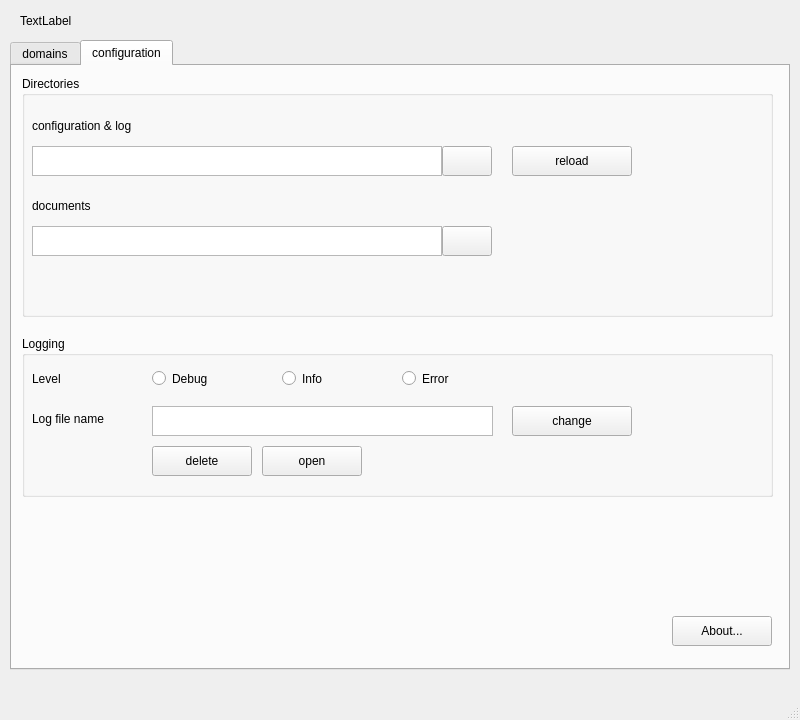
Before: the Qt Designer form ihesync/ui/ihesync_app.ui in flrt/ihe-tf-sync, drawn with Qt 5.
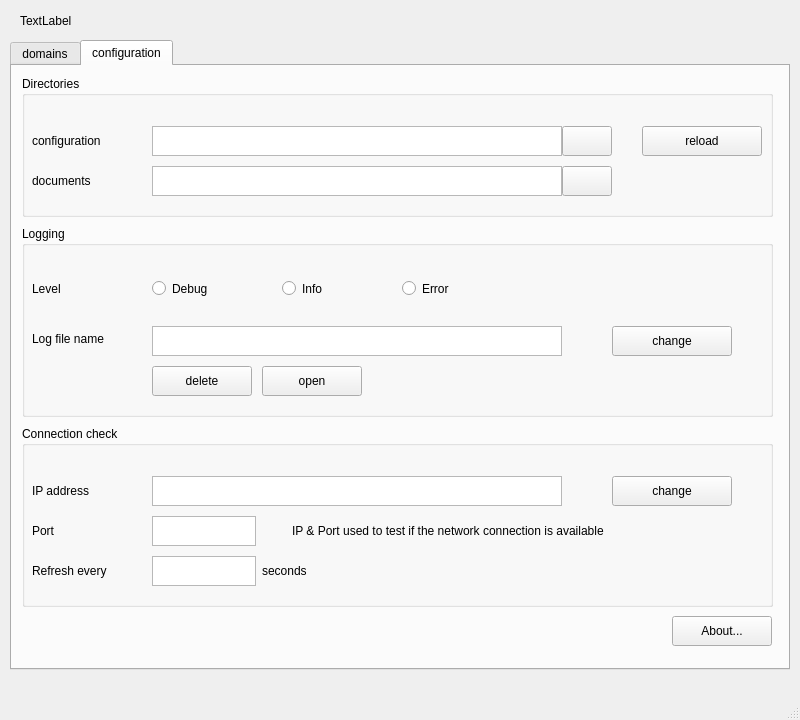
After: the same form once the commit is applied. The open tabs and pages were chosen to show the change. Icons and pictures are not drawn.

Commit message: add ping parameters to ui

```diff
--- a/ihesync/ui/ihesync_app.ui
+++ b/ihesync/ui/ihesync_app.ui
@@ -235,9 +235,9 @@
       <property name="geometry">
        <rect>
         <x>10</x>
-        <y>270</y>
+        <y>160</y>
         <width>751</width>
-        <height>161</height>
+        <height>191</height>
        </rect>
       </property>
       <property name="title">
@@ -250,7 +250,7 @@
        <property name="geometry">
         <rect>
          <x>130</x>
-         <y>30</y>
+         <y>50</y>
          <width>112</width>
          <height>25</height>
         </rect>
@@ -263,7 +263,7 @@
        <property name="geometry">
         <rect>
          <x>260</x>
-         <y>30</y>
+         <y>50</y>
          <width>112</width>
          <height>25</height>
         </rect>
@@ -276,7 +276,7 @@
        <property name="geometry">
         <rect>
          <x>380</x>
-         <y>30</y>
+         <y>50</y>
          <width>112</width>
          <height>25</height>
         </rect>
@@ -289,8 +289,8 @@
        <property name="geometry">
         <rect>
          <x>130</x>
-         <y>70</y>
-         <width>341</width>
+         <y>100</y>
+         <width>410</width>
          <height>30</height>
         </rect>
        </property>
@@ -299,7 +299,7 @@
        <property name="geometry">
         <rect>
          <x>240</x>
-         <y>110</y>
+         <y>140</y>
          <width>100</width>
          <height>30</height>
         </rect>
@@ -316,7 +316,7 @@
        <property name="geometry">
         <rect>
          <x>130</x>
-         <y>110</y>
+         <y>140</y>
          <width>100</width>
          <height>30</height>
         </rect>
@@ -333,7 +333,7 @@
        <property name="geometry">
         <rect>
          <x>10</x>
-         <y>30</y>
+         <y>50</y>
          <width>67</width>
          <height>25</height>
         </rect>
@@ -345,8 +345,8 @@
       <widget class="QPushButton" name="changeLogPushButton">
        <property name="geometry">
         <rect>
-         <x>490</x>
-         <y>70</y>
+         <x>590</x>
+         <y>100</y>
          <width>120</width>
          <height>30</height>
         </rect>
@@ -363,7 +363,7 @@
        <property name="geometry">
         <rect>
          <x>10</x>
-         <y>70</y>
+         <y>100</y>
          <width>111</width>
          <height>25</height>
         </rect>
@@ -379,7 +379,7 @@
         <x>10</x>
         <y>10</y>
         <width>751</width>
-        <height>241</height>
+        <height>141</height>
        </rect>
       </property>
       <property name="title">
@@ -389,20 +389,20 @@
        <property name="geometry">
         <rect>
          <x>10</x>
-         <y>40</y>
-         <width>151</width>
+         <y>55</y>
+         <width>111</width>
          <height>20</height>
         </rect>
        </property>
        <property name="text">
-        <string>configuration &amp; log</string>
+        <string>configuration</string>
        </property>
       </widget>
       <widget class="QTextEdit" name="textConfDir">
        <property name="geometry">
         <rect>
-         <x>10</x>
-         <y>70</y>
+         <x>130</x>
+         <y>50</y>
          <width>410</width>
          <height>30</height>
         </rect>
@@ -411,8 +411,8 @@
       <widget class="QPushButton" name="reloadConfButton">
        <property name="geometry">
         <rect>
-         <x>490</x>
-         <y>70</y>
+         <x>620</x>
+         <y>50</y>
          <width>120</width>
          <height>30</height>
         </rect>
@@ -429,8 +429,8 @@
        <property name="geometry">
         <rect>
          <x>10</x>
-         <y>120</y>
-         <width>410</width>
+         <y>95</y>
+         <width>111</width>
          <height>20</height>
         </rect>
        </property>
@@ -441,8 +441,8 @@
       <widget class="QTextEdit" name="textDocDir">
        <property name="geometry">
         <rect>
-         <x>10</x>
-         <y>150</y>
+         <x>130</x>
+         <y>90</y>
          <width>410</width>
          <height>30</height>
         </rect>
@@ -451,8 +451,8 @@
       <widget class="QPushButton" name="confSelectButton">
        <property name="geometry">
         <rect>
-         <x>420</x>
-         <y>70</y>
+         <x>540</x>
+         <y>50</y>
          <width>50</width>
          <height>30</height>
         </rect>
@@ -468,8 +468,8 @@
       <widget class="QPushButton" name="docSelectButton">
        <property name="geometry">
         <rect>
-         <x>420</x>
-         <y>150</y>
+         <x>540</x>
+         <y>90</y>
          <width>50</width>
          <height>30</height>
         </rect>
@@ -500,6 +500,131 @@
         <normaloff>:/img/info.svg</normaloff>:/img/info.svg</iconset>
       </property>
      </widget>
+     <widget class="QGroupBox" name="Connection">
+      <property name="geometry">
+       <rect>
+        <x>10</x>
+        <y>360</y>
+        <width>751</width>
+        <height>181</height>
+       </rect>
+      </property>
+      <property name="title">
+       <string>Connection check</string>
+      </property>
+      <widget class="QLabel" name="labelPingAddress">
+       <property name="geometry">
+        <rect>
+         <x>10</x>
+         <y>55</y>
+         <width>91</width>
+         <height>20</height>
+        </rect>
+       </property>
+       <property name="text">
+        <string>IP address</string>
+       </property>
+      </widget>
+      <widget class="QTextEdit" name="textPingIPaddress">
+       <property name="geometry">
+        <rect>
+         <x>130</x>
+         <y>50</y>
+         <width>410</width>
+         <height>30</height>
+        </rect>
+       </property>
+      </widget>
+      <widget class="QTextEdit" name="textPingPort">
+       <property name="geometry">
+        <rect>
+         <x>130</x>
+         <y>90</y>
+         <width>104</width>
+         <height>30</height>
+        </rect>
+       </property>
+      </widget>
+      <widget class="QLabel" name="labelPingPort">
+       <property name="geometry">
+        <rect>
+         <x>10</x>
+         <y>95</y>
+         <width>67</width>
+         <height>20</height>
+        </rect>
+       </property>
+       <property name="text">
+        <string>Port</string>
+       </property>
+      </widget>
+      <widget class="QPushButton" name="changeConnectionPushButton">
+       <property name="geometry">
+        <rect>
+         <x>590</x>
+         <y>50</y>
+         <width>120</width>
+         <height>30</height>
+        </rect>
+       </property>
+       <property name="text">
+        <string>change</string>
+       </property>
+       <property name="icon">
+        <iconset resource="resources.qrc">
+         <normaloff>:/img/change.svg</normaloff>:/img/change.svg</iconset>
+       </property>
+      </widget>
+      <widget class="QLabel" name="labelInfoConnection">
+       <property name="geometry">
+        <rect>
+         <x>270</x>
+         <y>95</y>
+         <width>421</width>
+         <height>20</height>
+        </rect>
+       </property>
+       <property name="text">
+        <string>IP &amp; Port used to test if the network connection is available</string>
+       </property>
+      </widget>
+      <widget class="QTextEdit" name="textPingDelay">
+       <property name="geometry">
+        <rect>
+         <x>130</x>
+         <y>130</y>
+         <width>104</width>
+         <height>30</height>
+        </rect>
+       </property>
+      </widget>
+      <widget class="QLabel" name="labelRefreshDelay">
+       <property name="geometry">
+        <rect>
+         <x>10</x>
+         <y>135</y>
+         <width>111</width>
+         <height>20</height>
+        </rect>
+       </property>
+       <property name="text">
+        <string>Refresh every</string>
+       </property>
+      </widget>
+      <widget class="QLabel" name="labelRefreshDelay_2">
+       <property name="geometry">
+        <rect>
+         <x>240</x>
+         <y>135</y>
+         <width>111</width>
+         <height>20</height>
+        </rect>
+       </property>
+       <property name="text">
+        <string>seconds</string>
+       </property>
+      </widget>
+     </widget>
     </widget>
    </widget>
    <widget class="QLabel" name="label_ihewebsite">
```
The commit also changes 5 other files.
